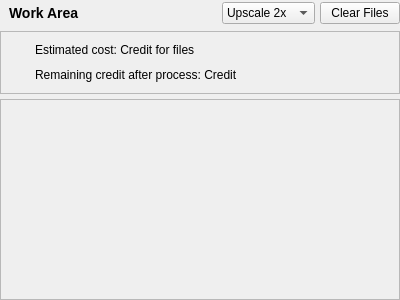
Before: the Qt Designer form App/gui/widgets/work_area.ui in hattaarshavin/PikselCat, drawn with Qt 5.
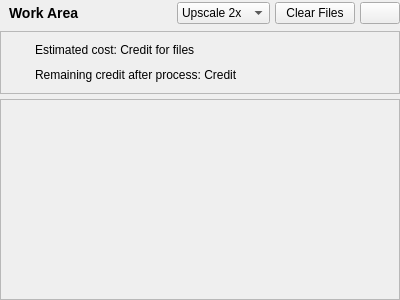
After: the same form once the commit is applied.

Commit message: feat: Add WhatsApp button to WorkAreaWidget; implement functionality to open WhatsApp group using URL from config

What changed in the file:
```diff
--- a/App/gui/widgets/work_area.ui
+++ b/App/gui/widgets/work_area.ui
@@ -103,8 +103,24 @@
         <string>Clear Files</string>
        </property>
       </widget>
-     </item>    
-     </layout>
+     </item>
+     <item>
+      <widget class="QPushButton" name="whatsappButton">
+       <property name="sizePolicy">
+        <sizepolicy hsizetype="Fixed" vsizetype="Fixed">
+         <horstretch>0</horstretch>
+         <verstretch>0</verstretch>
+        </sizepolicy>
+       </property>
+       <property name="toolTip">
+        <string>Join WhatsApp group for support</string>
+       </property>
+       <property name="text">
+        <string></string>
+       </property>
+      </widget>
+     </item>
+    </layout>
    </item>   
    <item>
     <widget class="QFrame" name="costInfoFrame">
```
The commit also changes 4 other files.
